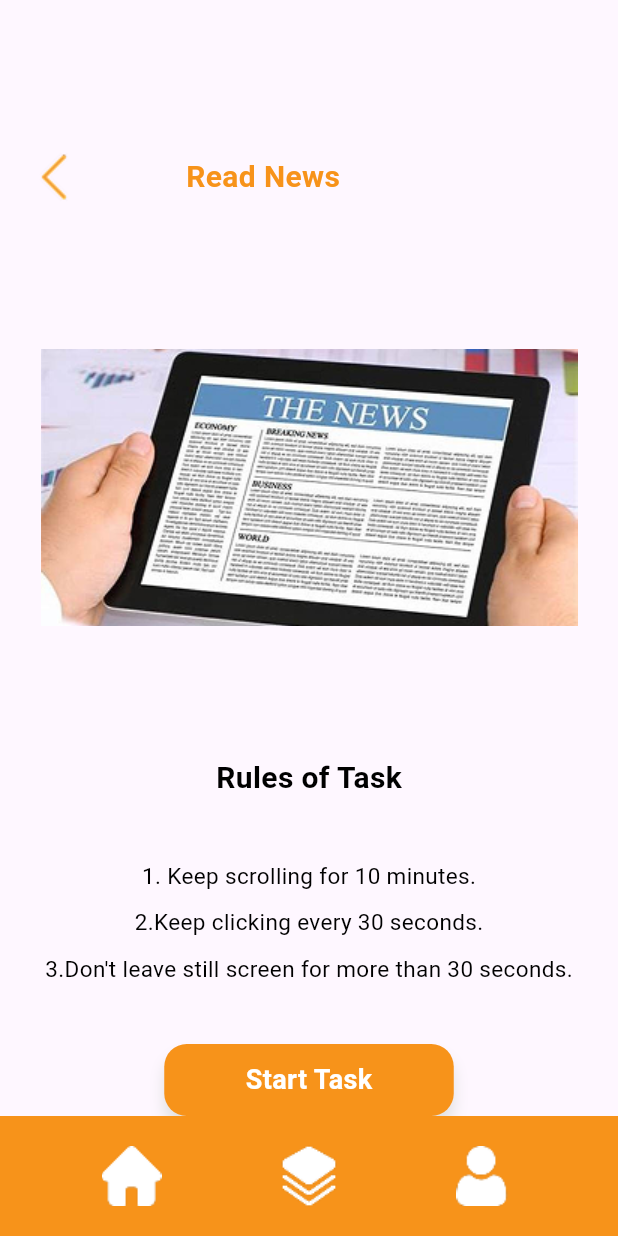
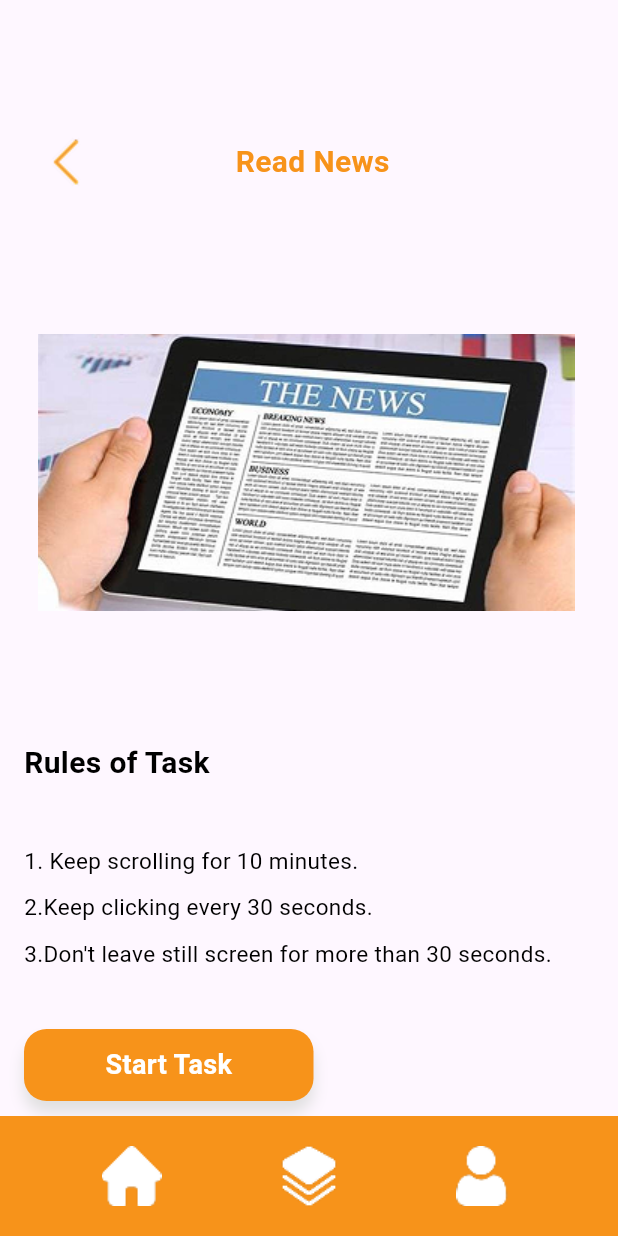
Before and after one commit to ayushxx01/coinbase_assignment, a Flutter app: the TaskPage screen opened directly, on a phone screen of 412 x 824 dp. Run offline on Flutter 3.47's test engine with Material 3 defaults, Android fonts, the light colour scheme and no system bars.

Commit message:
final commits

```diff
--- a/lib/presentation/screens/task_instruc.dart
+++ b/lib/presentation/screens/task_instruc.dart
@@ -10,11 +10,10 @@ class TaskPage extends StatelessWidget {
   Widget build(BuildContext context) {
     return Scaffold(
       body: Padding(
-        padding: const EdgeInsets.only(top: 40, left: 8, right: 8, bottom: 8),
+        padding: const EdgeInsets.only(top: 40, left: 16, right: 20, bottom: 8),
         child: Column(
-          mainAxisAlignment: MainAxisAlignment.start,
           children: [
-            const SizedBox(height: 50),
+            const SizedBox(height: 40),
             Row(
               mainAxisAlignment: MainAxisAlignment.start,
               children: [
@@ -24,7 +23,7 @@ class TaskPage extends StatelessWidget {
                     Navigator.pop(context);
                   },
                 ),
-                SizedBox(width: 60),
+                SizedBox(width: 85),
                 Text(
                   'Read News',
                   style: TextStyle(
@@ -38,7 +37,9 @@ class TaskPage extends StatelessWidget {
 
             Image.asset('assets/task2.png', height: 358),
 
-            Text(
+            Align(
+              alignment: Alignment.centerLeft,
+              child: Text(
                 'Rules of Task',
                 style: TextStyle(
                   fontWeight: FontWeight.w700,
@@ -46,9 +47,12 @@ class TaskPage extends StatelessWidget {
                   fontSize: 20,
                 ),
               ),
+            ),
             SizedBox(height: 40),
 
-            Text(
+            Align(
+              alignment: Alignment.centerLeft,
+              child: Text(
                 '1. Keep scrolling for 10 minutes.',
                 style: TextStyle(
                   fontWeight: FontWeight.w400,
@@ -56,8 +60,11 @@ class TaskPage extends StatelessWidget {
                   fontSize: 15,
                 ),
               ),
+            ),
             SizedBox(height: 10),
-            Text(
+            Align(
+              alignment: Alignment.centerLeft,
+              child: Text(
                 '2.Keep clicking every 30 seconds.',
                 style: TextStyle(
                   fontWeight: FontWeight.w400,
@@ -65,8 +72,11 @@ class TaskPage extends StatelessWidget {
                   fontSize: 15,
                 ),
               ),
+            ),
             SizedBox(height: 10),
-            Text(
+            Align(
+              alignment: Alignment.centerLeft,
+              child: Text(
                 '3.Don\'t leave still screen for more than 30 seconds.',
                 style: TextStyle(
                   fontWeight: FontWeight.w400,
@@ -74,8 +84,11 @@ class TaskPage extends StatelessWidget {
                   fontSize: 15,
                 ),
               ),
+            ),
             SizedBox(height: 40),
-            MyButton(
+            Align(
+              alignment: Alignment.centerLeft,
+              child: MyButton(
                 onTap: () {
                   Navigator.pushReplacement(
                     context,
@@ -86,6 +99,7 @@ class TaskPage extends StatelessWidget {
                 side: 193,
                 top: 48,
               ),
+            ),
           ],
         ),
       ),
```
Lines whose indentation alone changed are shown as unchanged.
